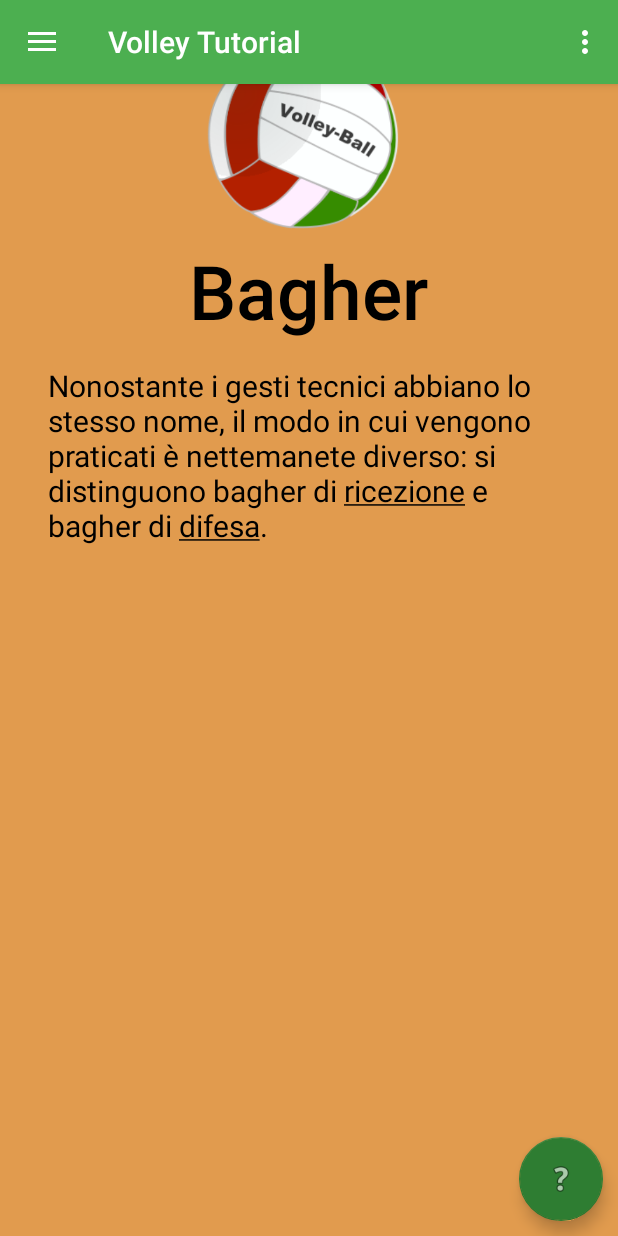
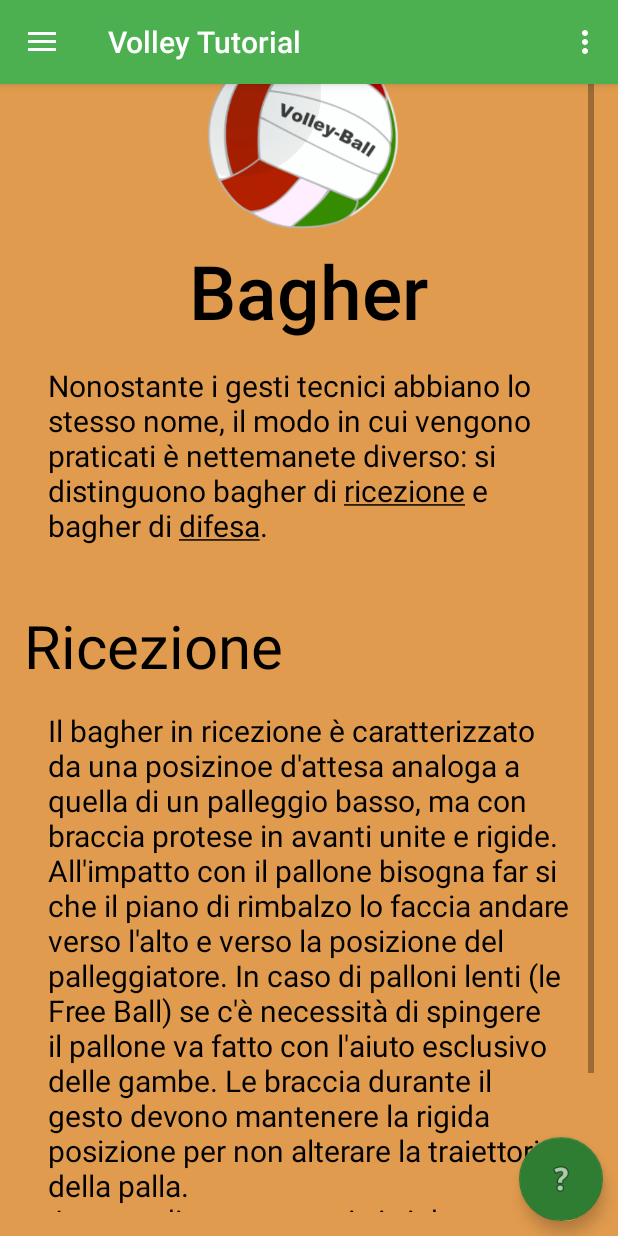
Before and after one commit to giuseppe-nesca/VolleyTutorial, an Android app: the screen it shows after launch (MainActivity), in the side drawer, after a tap on "Bagher", on a phone screen of 412 x 824 dp. Run offline under Robolectric (Android 15) with nearby library versions, the phone set to English and light mode, and no system bars.

Commit message:
Draws changed

```diff
--- a/app/src/main/res/layout/content_bagher.xml
+++ b/app/src/main/res/layout/content_bagher.xml
@@ -1,21 +1,23 @@
 <?xml version="1.0" encoding="utf-8"?>
-<ScrollView xmlns:android="http://schemas.android.com/apk/res/android"
+<RelativeLayout xmlns:android="http://schemas.android.com/apk/res/android"
     xmlns:app="http://schemas.android.com/apk/res-auto"
     xmlns:tools="http://schemas.android.com/tools"
     android:id="@+id/bagherContent"
-    android:background="@color/colorAccent"
     android:layout_width="match_parent"
     android:layout_height="match_parent"
+    android:background="@color/colorAccent"
+    android:fillViewport="false"
     android:paddingBottom="@dimen/activity_vertical_margin"
     android:paddingLeft="@dimen/activity_horizontal_margin"
     android:paddingRight="@dimen/activity_horizontal_margin"
     android:paddingTop="@dimen/activity_vertical_margin"
     app:layout_behavior="@string/appbar_scrolling_view_behavior"
     tools:context="nesca.giuseppe.volleytutorial.MainActivity"
-    tools:showIn="@layout/app_bar_main"
-    android:fillViewport="false">
+    tools:showIn="@layout/app_bar_main">
 
-
+    <ScrollView
+        android:layout_width="match_parent"
+        android:layout_height="wrap_content">
 
         <LinearLayout
             android:layout_width="match_parent"
@@ -26,20 +28,29 @@
             <Button
                 android:layout_width="165sp"
                 android:layout_height="144sp"
+                android:layout_gravity="center_horizontal"
                 android:background="@drawable/ball"
-            android:layout_gravity="center_horizontal"
-            android:onClick="info"/>
+                android:onClick="info" />
 
 
             <TextView
                 style="@style/titleStyle"
 
-            android:text="@string/bagherMainTitle"/>
+                android:text="@string/bagherMainTitle" />
+
             <TextView
                 style="@style/spiegazioneStyle"
 
-            android:text="@string/bagherkMainSpiegazione"/>
+                android:text="@string/bagherkMainSpiegazione" />
+
+            <TextView
+                style="@style/subTitleStyle"
+                android:text="@string/bagherRicezioneTitle"/>
+            <TextView
+                style="@style/spiegazioneStyle"
+                android:text="@string/bagherRicezioneSpieg" />
 
         </LinearLayout>
+    </ScrollView>
 
-</ScrollView>
+</RelativeLayout>
--- a/app/src/main/res/values/strings.xml
+++ b/app/src/main/res/values/strings.xml
@@ -79,4 +79,17 @@
     <string name="bagherkMainSpiegazione">Nonostante i gesti tecnici abbiano lo stesso nome, il modo in cui vengono praticati
     è nettemanete diverso: si distinguono bagher di <u>ricezione</u> e bagher di <u>difesa</u>.\n
     </string>
+    <string name="bagherRicezioneTitle">Ricezione</string>
+    <string name="bagherRicezioneSpieg">Il bagher in ricezione è caratterizzato da una posizinoe d\'attesa analoga a quella di un palleggio basso, ma con braccia protese in avanti unite e rigide.
+     All\'impatto con il pallone bisogna far si che il piano di rimbalzo lo faccia andare verso l\'alto e verso la posizione del palleggiatore.
+    In caso di palloni lenti (le "Free Ball") se c\'è necessità di spingere il pallone va fatto con l\'aiuto esclusivo delle gambe.
+     Le braccia durante il gesto devono mantenere la rigida posizione per non alterare la traiettoria della palla.\n
+    In caso di spostamenti ci si deve preparare a ricevere la palla d\'avanti, quindi bisogna porsi con il corpo esattamente di fronte al pallone.</string>
+    <string name="bagherDifesaTitle">Difesa</string>
+    <string name="bagherDifesaSpieg">Il bagher di difesa necessita della posizinoe bassa e stabile, e le mani unite e le braccia morbide.
+     Ci si attende un tiro forte, quindi le braccia devono ammorbidire l\'impatto per controllare il pallone e non farlo rimbalzare fuori dal campo.
+    Sempre a causa della potenza che è caratteristica dell\'attacco, non c\'è tempo per spostarrsi quindi le braccia devon essere pronte a posizionarsi contro il pallone qualsiasi traiettoria vada a attraversare.
+     I piedi devono essere fermi nella posizione scelta prima dell\'attacco, e il corpo deve andare ad allungarsi se ne cessario per opporsi al pallone.
+    E\' difficile ottenre grande precisione in questo fondamentale, quindi l\'obbiettivo e tenere la palla alta in campo e dare moodo al palleggiatore di raggiungerla e proseguire l\'azione.</string>
+
 </resources>
```
Also changed, not shown: app/src/main/res/layout/content_block.xml (+16 -8 lines), app/src/main/res/layout/content_main.xml (+21 -16 lines), app/src/main/res/layout/content_palleggio.xml (+6 -3 lines), app/src/main/res/layout/content_spike.xml (+6 -3 lines), app/src/main/res/drawable/blockt.jpg (added), app/src/main/res/drawable/gesto_con_la_palla.gif (deleted). Lines whose indentation alone changed are shown as unchanged.
